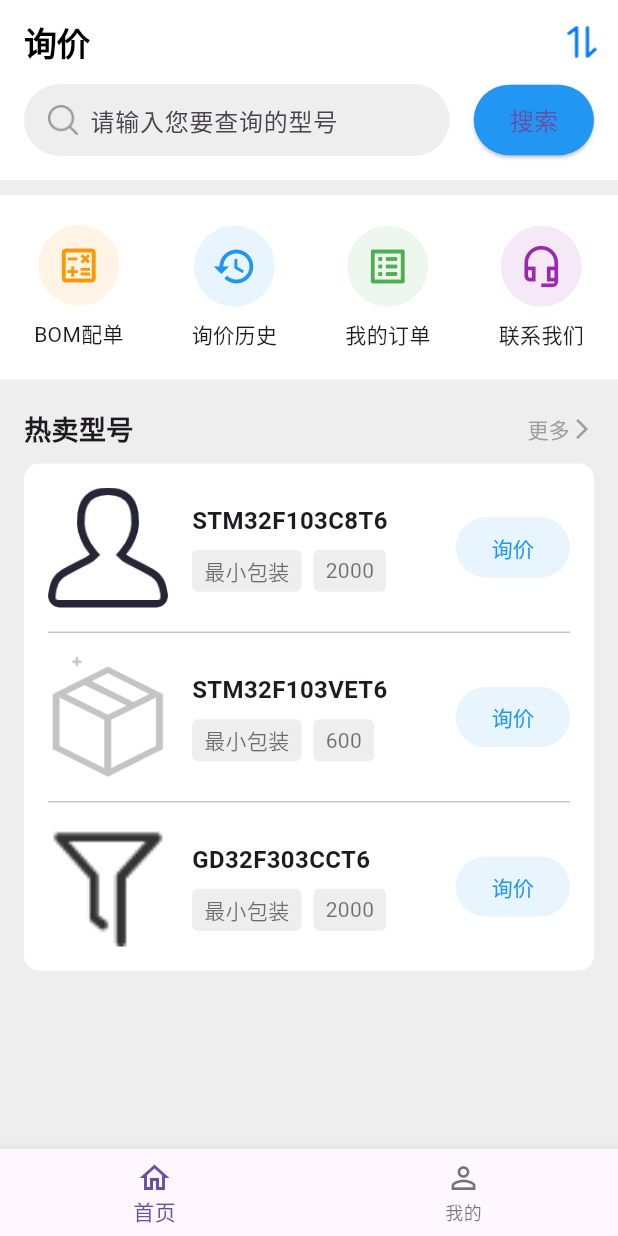
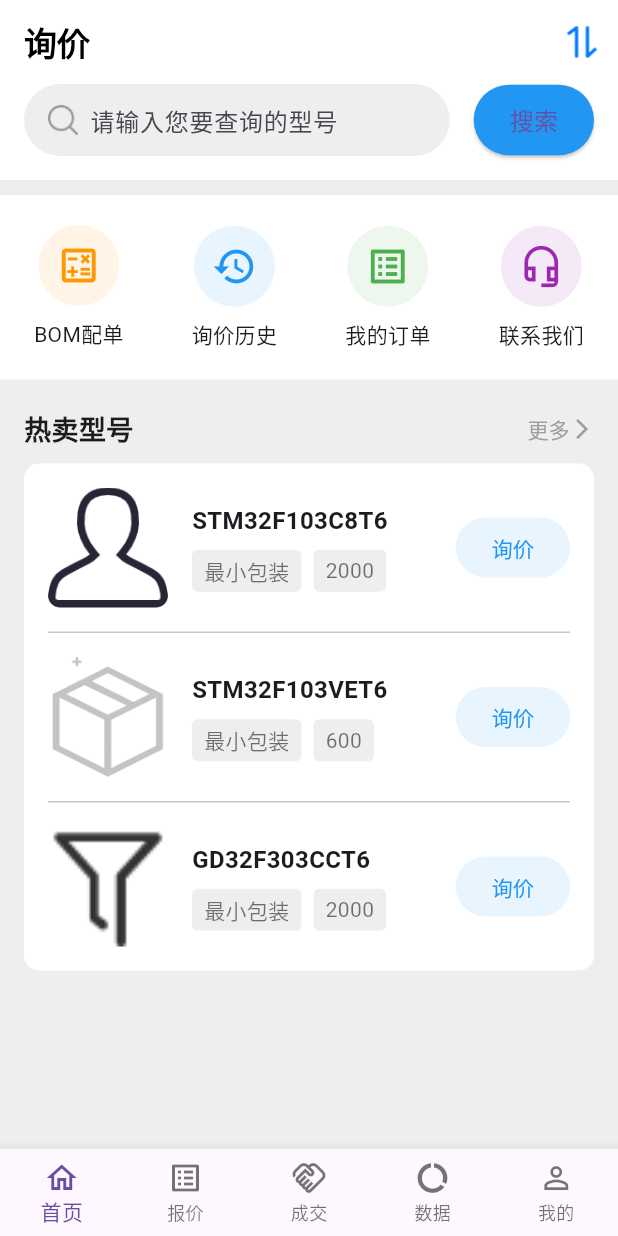
Before and after one commit to 2248157705/mall_flutter, a Flutter app: the screen it shows after launch, on a phone screen of 412 x 824 dp. Run offline on Flutter 3.47's test engine with Material 3 defaults, Android fonts, the phone set to English and light mode, and no system bars.

Commit message:
成交详情

```diff
--- a/lib/home_page.dart
+++ b/lib/home_page.dart
@@ -1,4 +1,5 @@
 import 'package:flutter/material.dart';
+import 'package:login_app/detail_page.dart';
 import 'package:login_app/user_page.dart';
 
 class HomePage extends StatefulWidget {
@@ -13,9 +14,9 @@ class _HomePageState extends State<HomePage> {
 
   static final List<Widget> _widgetOptions = <Widget>[
     const InquiryPage(),
-    // const Center(child: Text('报价')),
-    // const Center(child: Text('成交')),
-    // const Center(child: Text('数据')),
+    const Center(child: Text('报价')),
+    const Center(child: Text('成交')),
+    const Center(child: Text('数据')),
     const UserPage(),
   ];
 
@@ -36,18 +37,18 @@ class _HomePageState extends State<HomePage> {
             icon: Icon(Icons.home_outlined),
             label: '首页',
           ),
-          // BottomNavigationBarItem(
-          //   icon: Icon(Icons.list_alt_outlined),
-          //   label: '报价',
-          // ),
-          // BottomNavigationBarItem(
-          //   icon: Icon(Icons.handshake_outlined),
-          //   label: '成交',
-          // ),
-          // BottomNavigationBarItem(
-          //   icon: Icon(Icons.data_usage_outlined),
-          //   label: '数据',
-          // ),
+          BottomNavigationBarItem(
+            icon: Icon(Icons.list_alt_outlined),
+            label: '报价',
+          ),
+          BottomNavigationBarItem(
+            icon: Icon(Icons.handshake_outlined),
+            label: '成交',
+          ),
+          BottomNavigationBarItem(
+            icon: Icon(Icons.data_usage_outlined),
+            label: '数据',
+          ),
           BottomNavigationBarItem(
             icon: Icon(Icons.person_outline),
             label: '我的',
@@ -83,7 +84,7 @@ class InquiryPage extends StatelessWidget {
           _buildSearch(),
           _buildIconGrid(),
           _buildHotSelling(),
-          _buildProductList(),
+          _buildProductList(context),
         ],
       ),
     );
@@ -187,7 +188,7 @@ class InquiryPage extends StatelessWidget {
     );
   }
 
-  Widget _buildProductList() {
+  Widget _buildProductList(BuildContext context) {
     return Container(
       margin: const EdgeInsets.symmetric(horizontal: 16),
       decoration: BoxDecoration(
@@ -196,18 +197,25 @@ class InquiryPage extends StatelessWidget {
       ),
       child: Column(
         children: [
-          _buildProductItem('assets/images/home/1.png', 'STM32F103C8T6', ['最小包装', '2000']),
+          _buildProductItem(context, 'assets/images/home/1.png', 'STM32F103C8T6', ['最小包装', '2000']),
           const Divider(height: 1, indent: 16, endIndent: 16),
-          _buildProductItem('assets/images/home/3.png', 'STM32F103VET6', ['最小包装', '600']),
+          _buildProductItem(context, 'assets/images/home/3.png', 'STM32F103VET6', ['最小包装', '600']),
           const Divider(height: 1, indent: 16, endIndent: 16),
-          _buildProductItem('assets/images/home/5.png', 'GD32F303CCT6', ['最小包装', '2000']),
+          _buildProductItem(context, 'assets/images/home/5.png', 'GD32F303CCT6', ['最小包装', '2000']),
         ],
       ),
     );
   }
 
-  Widget _buildProductItem(String imageUrl, String title, List<String> tags) {
-    return Padding(
+  Widget _buildProductItem(BuildContext context, String imageUrl, String title, List<String> tags) {
+    return GestureDetector(
+      onTap: () {
+        Navigator.push(
+          context,
+          MaterialPageRoute(builder: (context) => const DetailPage()),
+        );
+      },
+      child: Padding(
         padding: const EdgeInsets.all(16.0),
         child: Row(
           children: [
@@ -255,6 +263,7 @@ class InquiryPage extends StatelessWidget {
             ),
           ],
         ),
+      ),
     );
   }
 }
```
Also changed, not shown: lib/detail_page.dart (added, +190 -0 lines). Lines whose indentation alone changed are shown as unchanged.
